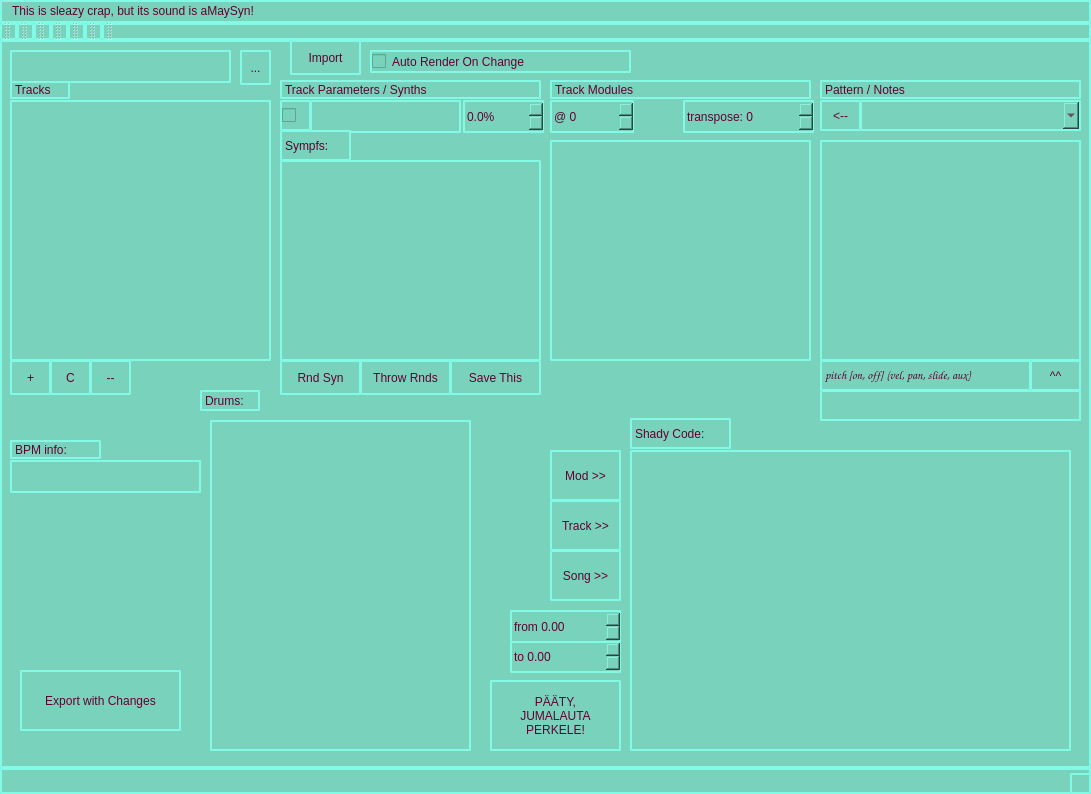
Qt form aSleaZynUI.ui (qm210/aSleaZyn) before a commit.
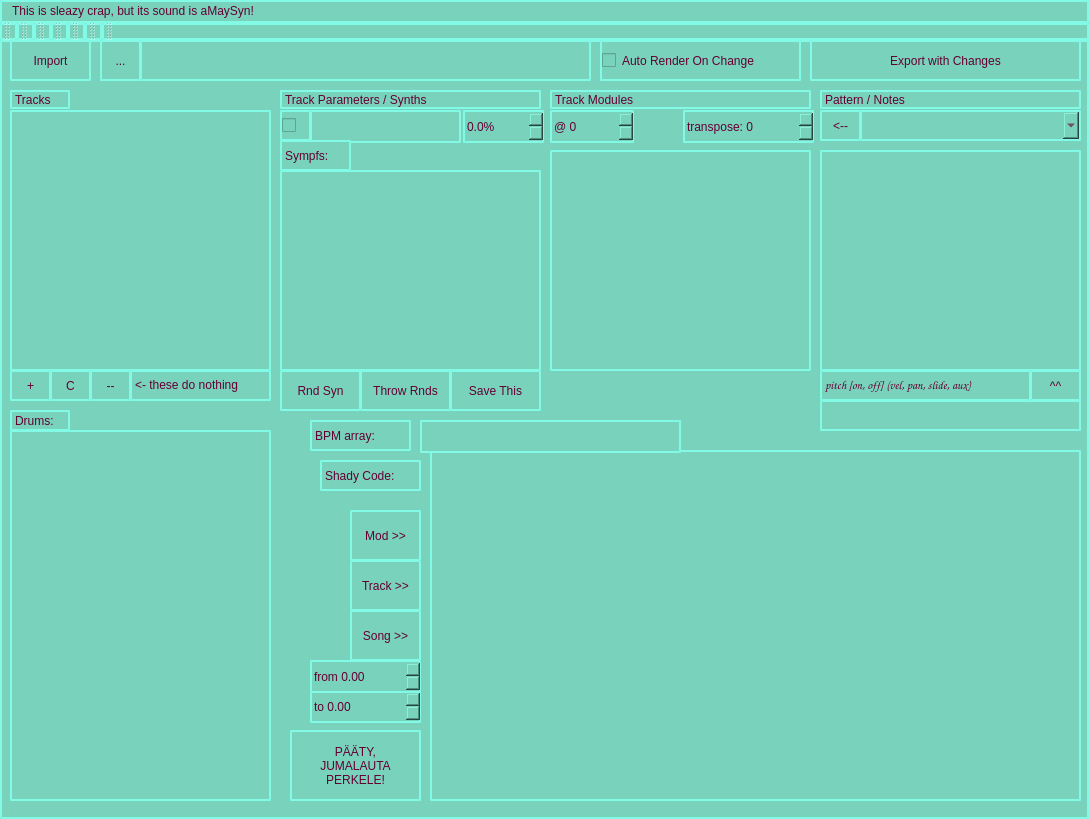
The same form after that commit.

The edit to the form file:
```diff
--- a/aSleaZynUI.ui
+++ b/aSleaZynUI.ui
@@ -6,8 +6,8 @@
    <rect>
     <x>0</x>
     <y>0</y>
-    <width>1091</width>
-    <height>794</height>
+    <width>1089</width>
+    <height>819</height>
    </rect>
   </property>
   <property name="windowTitle">
@@ -26,8 +26,8 @@
    <widget class="QPushButton" name="btnRenderTrack">
     <property name="geometry">
      <rect>
-      <x>550</x>
-      <y>460</y>
+      <x>350</x>
+      <y>520</y>
       <width>71</width>
       <height>51</height>
      </rect>
@@ -40,7 +40,7 @@
     <property name="geometry">
      <rect>
       <x>10</x>
-      <y>60</y>
+      <y>70</y>
       <width>261</width>
       <height>261</height>
      </rect>
@@ -53,9 +53,9 @@
     <property name="geometry">
      <rect>
       <x>10</x>
-      <y>320</y>
+      <y>330</y>
       <width>41</width>
-      <height>35</height>
+      <height>31</height>
      </rect>
     </property>
     <property name="text">
@@ -66,9 +66,9 @@
     <property name="geometry">
      <rect>
       <x>50</x>
-      <y>320</y>
+      <y>330</y>
       <width>41</width>
-      <height>35</height>
+      <height>31</height>
      </rect>
     </property>
     <property name="text">
@@ -79,9 +79,9 @@
     <property name="geometry">
      <rect>
       <x>90</x>
-      <y>320</y>
+      <y>330</y>
       <width>41</width>
-      <height>35</height>
+      <height>31</height>
      </rect>
     </property>
     <property name="text">
@@ -91,8 +91,8 @@
    <widget class="QPushButton" name="btnRenderModule">
     <property name="geometry">
      <rect>
-      <x>550</x>
-      <y>410</y>
+      <x>350</x>
+      <y>470</y>
       <width>71</width>
       <height>51</height>
      </rect>
@@ -104,8 +104,8 @@
    <widget class="QPushButton" name="btnRenderSong">
     <property name="geometry">
      <rect>
-      <x>550</x>
-      <y>510</y>
+      <x>350</x>
+      <y>570</y>
       <width>71</width>
       <height>51</height>
      </rect>
@@ -118,7 +118,7 @@
     <property name="geometry">
      <rect>
       <x>463</x>
-      <y>60</y>
+      <y>70</y>
       <width>81</width>
       <height>33</height>
      </rect>
@@ -143,7 +143,7 @@
     <property name="geometry">
      <rect>
       <x>310</x>
-      <y>60</y>
+      <y>70</y>
       <width>151</width>
       <height>33</height>
      </rect>
@@ -156,7 +156,7 @@
     <property name="geometry">
      <rect>
       <x>550</x>
-      <y>100</y>
+      <y>110</y>
       <width>261</width>
       <height>221</height>
      </rect>
@@ -166,7 +166,7 @@
     <property name="geometry">
      <rect>
       <x>820</x>
-      <y>100</y>
+      <y>110</y>
       <width>261</width>
       <height>221</height>
      </rect>
@@ -175,18 +175,39 @@
    <widget class="QPlainTextEdit" name="codeEditor">
     <property name="geometry">
      <rect>
-      <x>630</x>
+      <x>430</x>
       <y>410</y>
-      <width>441</width>
-      <height>301</height>
+      <width>651</width>
+      <height>351</height>
      </rect>
     </property>
+    <property name="sizePolicy">
+     <sizepolicy hsizetype="Expanding" vsizetype="Expanding">
+      <horstretch>4</horstretch>
+      <verstretch>4</verstretch>
+     </sizepolicy>
+    </property>
+    <property name="styleSheet">
+     <string notr="true">font: 75 9pt &quot;Monospace&quot;;</string>
+    </property>
+    <property name="lineWrapMode">
+     <enum>QPlainTextEdit::NoWrap</enum>
+    </property>
+    <property name="readOnly">
+     <bool>true</bool>
+    </property>
+    <property name="tabStopWidth">
+     <number>12</number>
+    </property>
+    <property name="backgroundVisible">
+     <bool>false</bool>
+    </property>
    </widget>
    <widget class="QLabel" name="labelTracks">
     <property name="geometry">
      <rect>
       <x>10</x>
-      <y>40</y>
+      <y>50</y>
       <width>60</width>
       <height>19</height>
      </rect>
@@ -199,7 +220,7 @@
     <property name="geometry">
      <rect>
       <x>280</x>
-      <y>40</y>
+      <y>50</y>
       <width>261</width>
       <height>19</height>
      </rect>
@@ -212,7 +233,7 @@
     <property name="geometry">
      <rect>
       <x>550</x>
-      <y>40</y>
+      <y>50</y>
       <width>261</width>
       <height>19</height>
      </rect>
@@ -225,7 +246,7 @@
     <property name="geometry">
      <rect>
       <x>820</x>
-      <y>40</y>
+      <y>50</y>
       <width>261</width>
       <height>19</height>
      </rect>
@@ -238,7 +259,7 @@
     <property name="geometry">
      <rect>
       <x>860</x>
-      <y>60</y>
+      <y>70</y>
       <width>221</width>
       <height>31</height>
      </rect>
@@ -248,7 +269,7 @@
     <property name="geometry">
      <rect>
       <x>820</x>
-      <y>60</y>
+      <y>70</y>
       <width>41</width>
       <height>31</height>
      </rect>
@@ -260,9 +281,9 @@
    <widget class="QLineEdit" name="editBPM">
     <property name="geometry">
      <rect>
-      <x>10</x>
-      <y>420</y>
-      <width>191</width>
+      <x>420</x>
+      <y>380</y>
+      <width>261</width>
       <height>33</height>
      </rect>
     </property>
@@ -274,9 +295,9 @@
     <property name="geometry">
      <rect>
       <x>280</x>
-      <y>320</y>
+      <y>330</y>
       <width>81</width>
-      <height>35</height>
+      <height>41</height>
      </rect>
     </property>
     <property name="text">
@@ -287,9 +308,9 @@
     <property name="geometry">
      <rect>
       <x>360</x>
-      <y>320</y>
+      <y>330</y>
       <width>91</width>
-      <height>35</height>
+      <height>41</height>
      </rect>
     </property>
     <property name="text">
@@ -300,9 +321,9 @@
     <property name="geometry">
      <rect>
       <x>450</x>
-      <y>320</y>
+      <y>330</y>
       <width>91</width>
-      <height>35</height>
+      <height>41</height>
      </rect>
     </property>
     <property name="text">
@@ -313,7 +334,7 @@
     <property name="geometry">
      <rect>
       <x>550</x>
-      <y>60</y>
+      <y>70</y>
       <width>84</width>
       <height>33</height>
      </rect>
@@ -329,7 +350,7 @@
     <property name="geometry">
      <rect>
       <x>683</x>
-      <y>60</y>
+      <y>70</y>
       <width>131</width>
       <height>33</height>
      </rect>
@@ -351,7 +372,7 @@
     <property name="geometry">
      <rect>
       <x>820</x>
-      <y>350</y>
+      <y>360</y>
       <width>261</width>
       <height>31</height>
      </rect>
@@ -373,7 +394,7 @@
     <property name="geometry">
      <rect>
       <x>1030</x>
-      <y>320</y>
+      <y>330</y>
       <width>51</width>
       <height>31</height>
      </rect>
@@ -385,10 +406,10 @@
    <widget class="QCheckBox" name="checkAutoRender">
     <property name="geometry">
      <rect>
-      <x>370</x>
-      <y>10</y>
-      <width>261</width>
-      <height>23</height>
+      <x>600</x>
+      <y>0</y>
+      <width>201</width>
+      <height>41</height>
      </rect>
     </property>
     <property name="text">
@@ -398,20 +419,20 @@
    <widget class="QLineEdit" name="editFilename">
     <property name="geometry">
      <rect>
-      <x>10</x>
-      <y>10</y>
-      <width>221</width>
-      <height>33</height>
+      <x>140</x>
+      <y>0</y>
+      <width>451</width>
+      <height>41</height>
      </rect>
     </property>
    </widget>
    <widget class="QPushButton" name="btnImport">
     <property name="geometry">
      <rect>
-      <x>290</x>
+      <x>10</x>
       <y>0</y>
-      <width>71</width>
-      <height>35</height>
+      <width>81</width>
+      <height>41</height>
      </rect>
     </property>
     <property name="text">
@@ -421,10 +442,10 @@
    <widget class="QPushButton" name="btnChooseFilename">
     <property name="geometry">
      <rect>
-      <x>240</x>
-      <y>10</y>
-      <width>31</width>
-      <height>35</height>
+      <x>100</x>
+      <y>0</y>
+      <width>41</width>
+      <height>41</height>
      </rect>
     </property>
     <property name="text">
@@ -435,7 +456,7 @@
     <property name="geometry">
      <rect>
       <x>280</x>
-      <y>60</y>
+      <y>70</y>
       <width>31</width>
       <height>31</height>
      </rect>
@@ -447,18 +468,18 @@
    <widget class="QListView" name="drumList">
     <property name="geometry">
      <rect>
-      <x>210</x>
-      <y>380</y>
+      <x>10</x>
+      <y>390</y>
       <width>261</width>
-      <height>331</height>
+      <height>371</height>
      </rect>
     </property>
    </widget>
    <widget class="QLabel" name="label">
     <property name="geometry">
      <rect>
-      <x>200</x>
-      <y>350</y>
+      <x>10</x>
+      <y>370</y>
       <width>60</width>
       <height>21</height>
      </rect>
@@ -471,7 +492,7 @@
     <property name="geometry">
      <rect>
       <x>280</x>
-      <y>90</y>
+      <y>100</y>
       <width>71</width>
       <height>31</height>
      </rect>
@@ -484,7 +505,7 @@
     <property name="geometry">
      <rect>
       <x>280</x>
-      <y>120</y>
+      <y>130</y>
       <width>261</width>
       <height>201</height>
      </rect>
@@ -493,10 +514,10 @@
    <widget class="QPushButton" name="btnExport">
     <property name="geometry">
      <rect>
-      <x>20</x>
-      <y>630</y>
-      <width>161</width>
-      <height>61</height>
+      <x>810</x>
+      <y>0</y>
+      <width>271</width>
+      <height>41</height>
      </rect>
     </property>
     <property name="text">
@@ -506,8 +527,8 @@
    <widget class="QLabel" name="label_3">
     <property name="geometry">
      <rect>
-      <x>630</x>
-      <y>378</y>
+      <x>320</x>
+      <y>420</y>
       <width>101</width>
       <height>31</height>
      </rect>
@@ -519,8 +540,8 @@
    <widget class="QPushButton" name="btnStopPlayback">
     <property name="geometry">
      <rect>
-      <x>490</x>
-      <y>640</y>
+      <x>290</x>
+      <y>690</y>
       <width>131</width>
       <height>71</height>
      </rect>
@@ -534,8 +555,8 @@
    <widget class="QDoubleSpinBox" name="spinBStop">
     <property name="geometry">
      <rect>
-      <x>510</x>
-      <y>600</y>
+      <x>310</x>
+      <y>650</y>
       <width>111</width>
       <height>33</height>
      </rect>
@@ -550,8 +571,8 @@
    <widget class="QDoubleSpinBox" name="spinBOffset">
     <property name="geometry">
      <rect>
-      <x>510</x>
-      <y>570</y>
+      <x>310</x>
+      <y>620</y>
       <width>111</width>
       <height>33</height>
      </rect>
@@ -563,21 +584,21 @@
    <widget class="QLabel" name="label_4">
     <property name="geometry">
      <rect>
-      <x>10</x>
-      <y>400</y>
-      <width>91</width>
-      <height>19</height>
+      <x>310</x>
+      <y>380</y>
+      <width>101</width>
+      <height>31</height>
      </rect>
     </property>
     <property name="text">
-     <string>BPM info:</string>
+     <string>BPM array:</string>
     </property>
    </widget>
    <widget class="QLabel" name="label_5">
     <property name="geometry">
      <rect>
       <x>820</x>
-      <y>320</y>
+      <y>330</y>
       <width>211</width>
       <height>31</height>
      </rect>
@@ -595,14 +616,26 @@
      <string>&lt;html&gt;&lt;head/&gt;&lt;body&gt;&lt;p&gt;&lt;span style=&quot; font-size:9pt;&quot;&gt;pitch [on, off] (vel, pan, slide, aux)&lt;/span&gt;&lt;/p&gt;&lt;/body&gt;&lt;/html&gt;</string>
     </property>
    </widget>
+   <widget class="QLabel" name="label_6">
+    <property name="geometry">
+     <rect>
+      <x>130</x>
+      <y>330</y>
+      <width>141</width>
+      <height>31</height>
+     </rect>
+    </property>
+    <property name="text">
+     <string>&lt;- these do nothing</string>
+    </property>
+   </widget>
   </widget>
-  <widget class="QStatusBar" name="statusbar"/>
   <widget class="QMenuBar" name="menubar">
    <property name="geometry">
     <rect>
      <x>0</x>
      <y>0</y>
-     <width>1091</width>
+     <width>1089</width>
      <height>38</height>
     </rect>
    </property>
```
Left out of the diff: 3 changed lines with no effect on the pictures.
